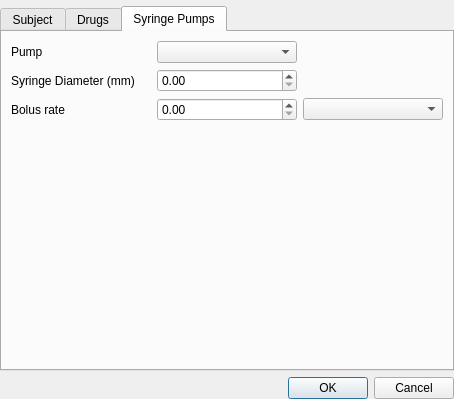
Above: GUI/StartScreen.ui from MarinManuel/PhysioMonitor before the change. Below: the same form after it.
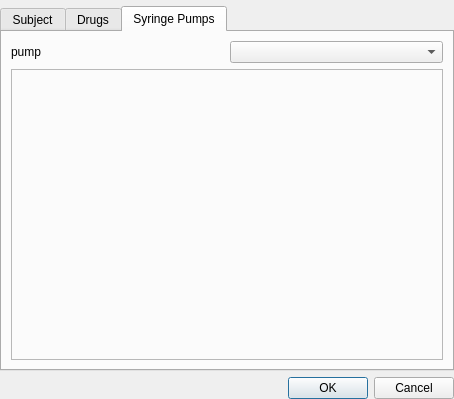
That is the form after the change. The open tabs and pages were chosen to show the change.

Commit message: added syringe pump tab in StartDialog

```diff
--- a/GUI/StartScreen.ui
+++ b/GUI/StartScreen.ui
@@ -316,51 +316,30 @@
          <string>Syringe Pumps</string>
         </attribute>
         <layout class="QGridLayout" name="gridLayout">
-         <item row="2" column="1">
-          <widget class="QDoubleSpinBox" name="doubleSpinBox"/>
-         </item>
-         <item row="2" column="2">
-          <widget class="QComboBox" name="comboBox"/>
-         </item>
-         <item row="2" column="0">
-          <widget class="QLabel" name="label_7">
-           <property name="text">
-            <string>Bolus rate</string>
-           </property>
-          </widget>
-         </item>
-         <item row="1" column="1">
-          <widget class="QDoubleSpinBox" name="syringeDiamSpinBox"/>
-         </item>
-         <item row="1" column="0">
-          <widget class="QLabel" name="label_6">
-           <property name="text">
-            <string>Syringe Diameter (mm)</string>
-           </property>
-          </widget>
-         </item>
-         <item row="0" column="0">
-          <widget class="QLabel" name="label_5">
-           <property name="text">
-            <string>Pump</string>
-           </property>
-          </widget>
-         </item>
          <item row="0" column="1">
           <widget class="QComboBox" name="pumpComboBox"/>
          </item>
-         <item row="3" column="0">
-          <spacer name="verticalSpacer">
-           <property name="orientation">
-            <enum>Qt::Vertical</enum>
+         <item row="0" column="0">
+          <widget class="QLabel" name="label_5">
+           <property name="text">
+            <string>pump</string>
            </property>
-           <property name="sizeHint" stdset="0">
-            <size>
-             <width>20</width>
-             <height>40</height>
-            </size>
+          </widget>
+         </item>
+         <item row="1" column="0" colspan="2">
+          <widget class="QFrame" name="pumpPanelFrame">
+           <property name="frameShape">
+            <enum>QFrame::StyledPanel</enum>
            </property>
-          </spacer>
+           <property name="frameShadow">
+            <enum>QFrame::Raised</enum>
+           </property>
+           <layout class="QVBoxLayout" name="verticalLayout_5">
+            <item>
+             <layout class="QVBoxLayout" name="verticalLayout_4"/>
+            </item>
+           </layout>
+          </widget>
          </item>
         </layout>
        </widget>
```
The commit also changes 5 other files.
